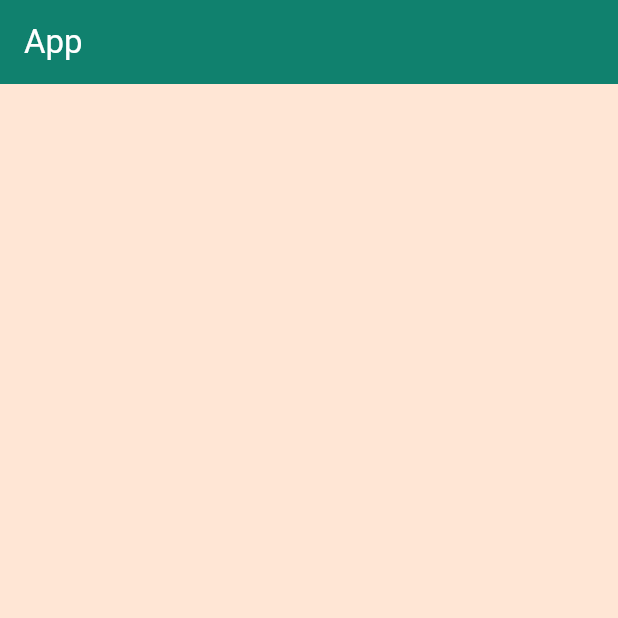
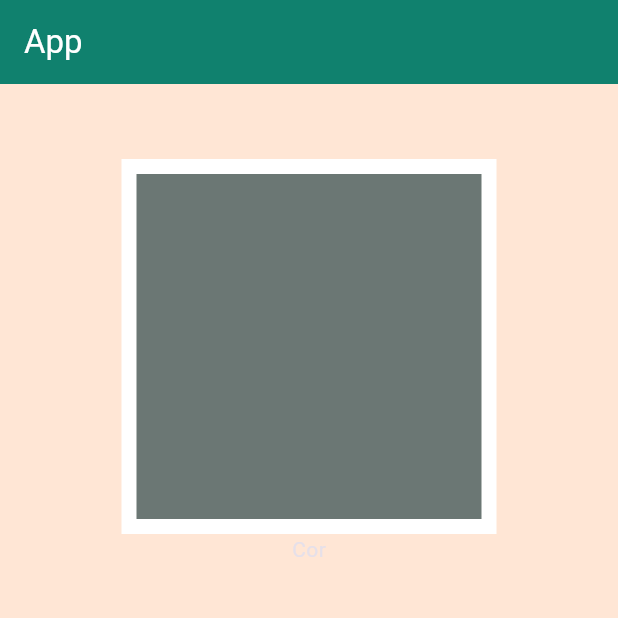
Before and after one commit to RhianVinicius/flutter-ex003, a Flutter app: the screen it shows after launch, on a phone screen of 412 x 824 dp, the top half of it. Run offline on Flutter 3.47's test engine with Material 3 defaults, Android fonts, the phone set to English and light mode, and no system bars.

Commit message:
implement base home page layout

```diff
--- a/lib/pages/home_page.dart
+++ b/lib/pages/home_page.dart
@@ -25,9 +25,7 @@ class HomePageState extends State<HomePage> {
           style: TextStyle(color: AppColors.white),
         ),
       ),
-      body: Center(
-
-      )
+      body: Center(child: HomePageContent())
     );
   }
 }
--- a/lib/pages/home_page_content.dart
+++ b/lib/pages/home_page_content.dart
@@ -0,0 +1,56 @@
+import 'package:flutter/material.dart';
+import 'package:flutter_ex001/theme/app_colors.dart';
+
+class HomePageContent extends StatefulWidget {
+  const HomePageContent ({super.key});
+
+  @override
+  State<HomePageContent> createState() {
+    return HomePageContentState();
+  }
+}
+
+
+class HomePageContentState extends State<HomePageContent> {
+  @override
+  Widget build(BuildContext context) {
+    return LayoutBuilder(
+      builder: (context, constraints) {
+        double panelHeight = constraints.maxHeight;
+
+        return Column(
+          children: [
+            Container(
+              height: panelHeight / 2,
+              margin: EdgeInsets.symmetric(vertical: 50),
+              child: Column(
+                children: [
+                  Container(
+                    width: 250,
+                    height: 250,
+                    color: AppColors.white,
+                    child: Center(
+                      child: Container(
+                        width: 230,
+                        height: 230,
+                        color: AppColors.grey,
+                      ),
+                    )
+                  ),
+                  Text("Cor")
+                ],
+              )
+            ),
+            Expanded(
+              child: Column(
+                children: [
+
+                ],
+              )
+            )
+          ],
+        );
+      }
+    );
+  }
+}
```
